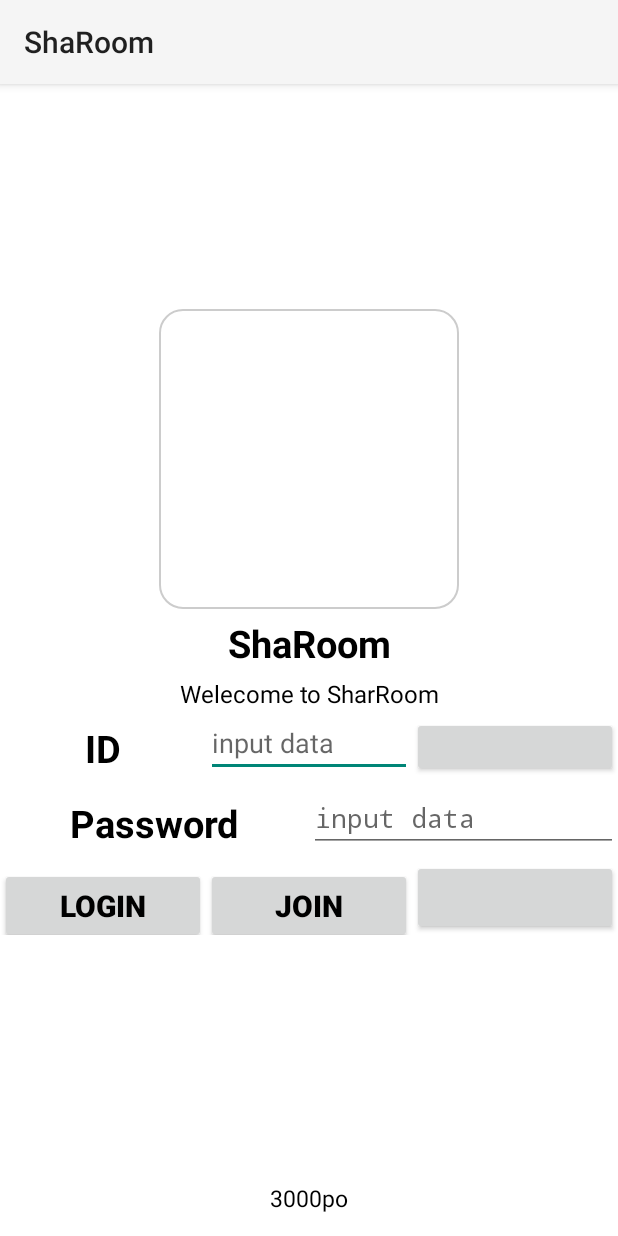
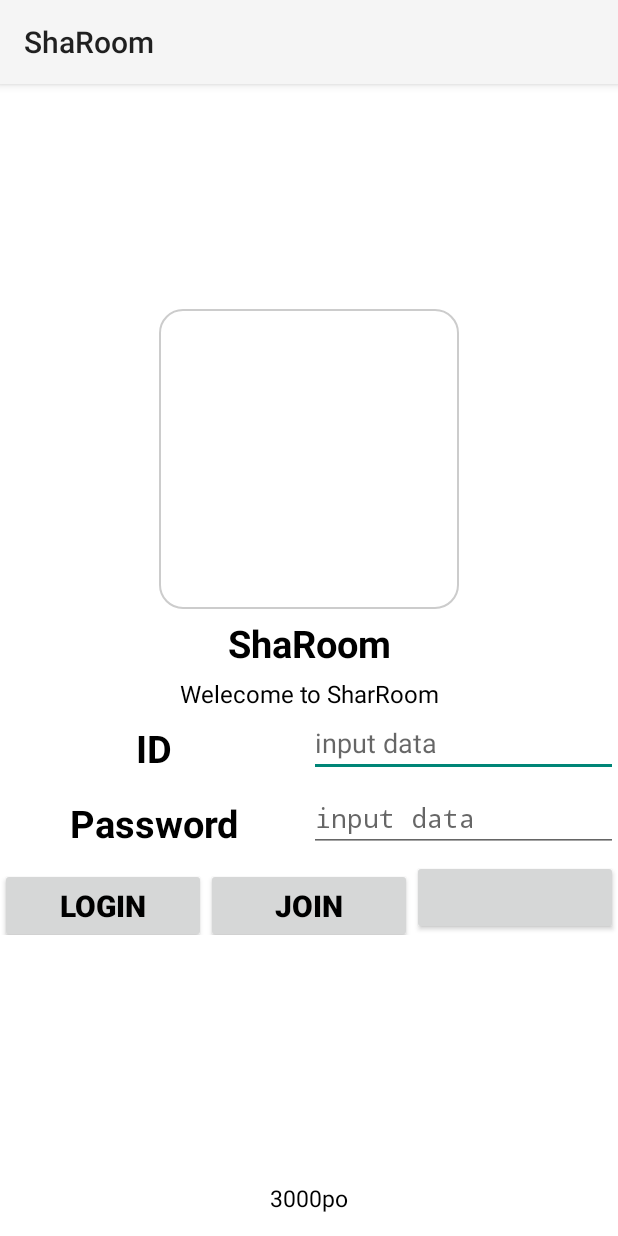
Before and after one commit to 3000po/sharoom, an Android app: the screen it shows after launch (Activity_login), on a phone screen of 412 x 824 dp. Run offline under Robolectric (Android 15) with nearby library versions, the phone set to English and light mode, and no system bars; libraries missing offline, so code that uses them is left out: com.facebook, com.facebook.appevents, com.facebook.login; plain views replace LoginButton; 5 statements that could not run were skipped.

Commit message:
button delete log delete

```diff
--- a/app/src/main/java/kr/popcorn/sharoom/activity/Activity_join.java
+++ b/app/src/main/java/kr/popcorn/sharoom/activity/Activity_join.java
@@ -81,7 +81,6 @@ public class Activity_join extends Activity {
             @Override
             public void onTextChanged(CharSequence s, int start, int before, int count) {
                 id_check_ok = false;
-                Log.d("check","false");
             }
 
             @Override
@@ -231,16 +230,13 @@ public class Activity_join extends Activity {
                 iStream.close();
                 urlConnection.disconnect();
                 JSONObject root = new JSONObject(id);
-                Log.d("a2222",id);
                 id = root.getString("id");
 
                 if(id.equals("valid")) {
                     id_check_ok = true;
-                    Log.d("aaaaa",id);
                 }
                 else if(id.equals("invalid")){
                     id_check_ok = false;
-                    Log.d("aaaaa", id);
                 }
             }
         } catch(Exception e){
--- a/app/src/main/res/layout/activity_login.xml
+++ b/app/src/main/res/layout/activity_login.xml
@@ -119,14 +119,6 @@
                         android:singleLine = "true"
                         android:lines = "1"
                         />
-                    <Button
-                        android:id="@+id/btn_id_duplication"
-                        android:layout_width="match_parent"
-                        android:layout_height="40dp"
-                        android:layout_weight="1"
-                        >
-
-                    </Button>
                 </LinearLayout>
 
                 <LinearLayout
```
